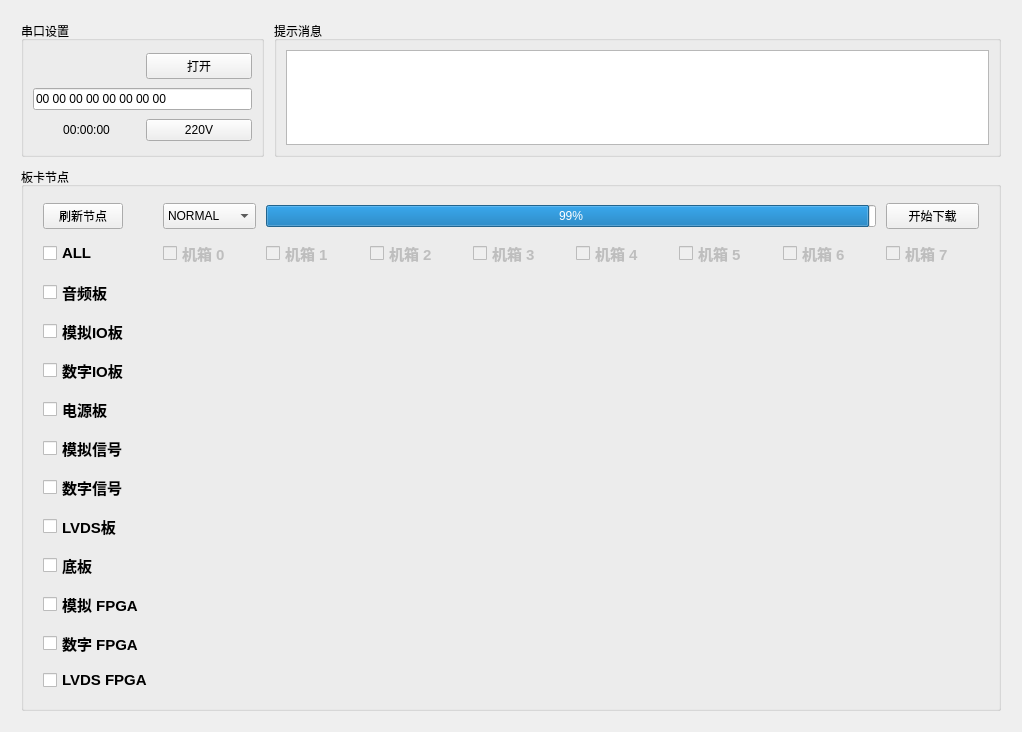
This is ProgramUpdate.ui in chenzhipeng-hqu/python as Qt 5 draws it before an edit. The edited form follows.
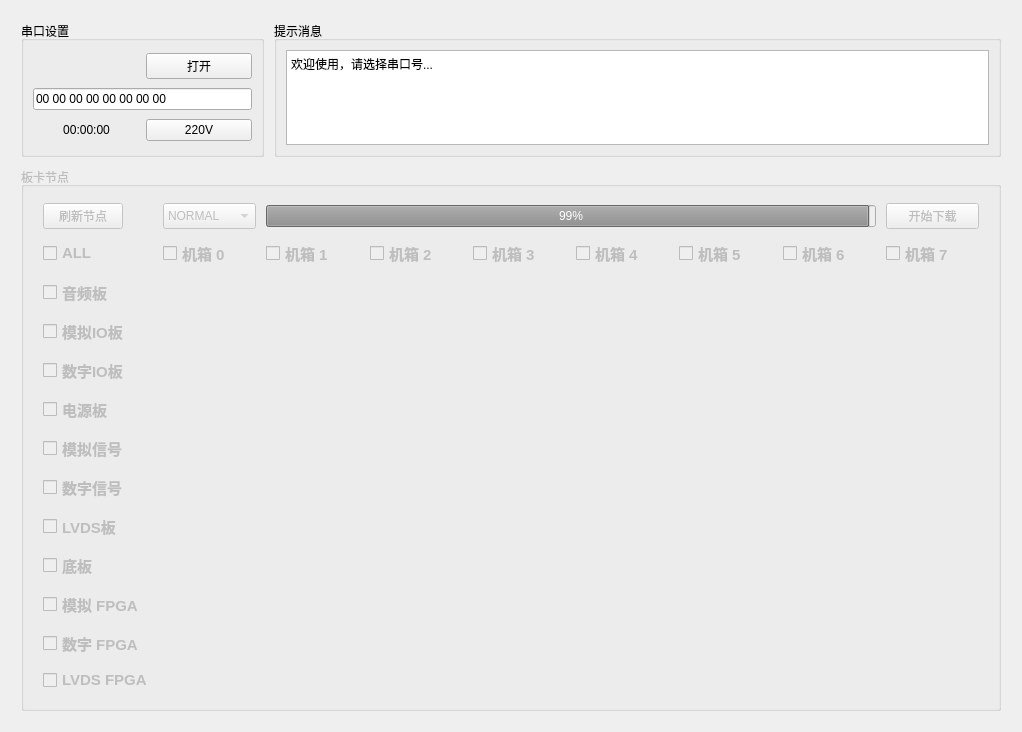
This is the edited form.

Diff of the .ui file:
```diff
--- a/ProgramUpdate.ui
+++ b/ProgramUpdate.ui
@@ -5,6 +5,9 @@
   <property name="windowModality">
    <enum>Qt::WindowModal</enum>
   </property>
+  <property name="enabled">
+   <bool>true</bool>
+  </property>
   <property name="geometry">
    <rect>
     <x>0</x>
@@ -257,6 +260,13 @@
             <property name="readOnly">
              <bool>true</bool>
             </property>
+            <property name="html">
+             <string>&lt;!DOCTYPE HTML PUBLIC &quot;-//W3C//DTD HTML 4.0//EN&quot; &quot;http://www.w3.org/TR/REC-html40/strict.dtd&quot;&gt;
+&lt;html&gt;&lt;head&gt;&lt;meta name=&quot;qrichtext&quot; content=&quot;1&quot; /&gt;&lt;style type=&quot;text/css&quot;&gt;
+p, li { white-space: pre-wrap; }
+&lt;/style&gt;&lt;/head&gt;&lt;body style=&quot; font-family:'Arial'; font-size:11pt; font-weight:400; font-style:normal;&quot;&gt;
+&lt;p style=&quot; margin-top:0px; margin-bottom:0px; margin-left:0px; margin-right:0px; -qt-block-indent:0; text-indent:0px;&quot;&gt;&lt;span style=&quot; font-size:9pt;&quot;&gt;欢迎使用，请选择串口号...&lt;/span&gt;&lt;/p&gt;&lt;/body&gt;&lt;/html&gt;</string>
+            </property>
            </widget>
           </item>
          </layout>
@@ -266,6 +276,9 @@
      </item>
      <item row="1" column="0">
       <widget class="QGroupBox" name="groupBox_3">
+       <property name="enabled">
+        <bool>false</bool>
+       </property>
        <property name="title">
         <string>板卡节点</string>
        </property>
@@ -293,7 +306,7 @@
           <item row="10" column="0">
            <widget class="QCheckBox" name="PcieBase_checkBox_2">
             <property name="enabled">
-             <bool>true</bool>
+             <bool>false</bool>
             </property>
             <property name="font">
              <font>
@@ -361,7 +374,7 @@
           <item row="5" column="0">
            <widget class="QCheckBox" name="PScontrol_checkBox">
             <property name="enabled">
-             <bool>true</bool>
+             <bool>false</bool>
             </property>
             <property name="font">
              <font>
@@ -393,7 +406,7 @@
           <item row="2" column="0">
            <widget class="QCheckBox" name="Audio_checkBox">
             <property name="enabled">
-             <bool>true</bool>
+             <bool>false</bool>
             </property>
             <property name="font">
              <font>
@@ -432,7 +445,7 @@
           <item row="7" column="0">
            <widget class="QCheckBox" name="DigitalVideo_checkBox">
             <property name="enabled">
-             <bool>true</bool>
+             <bool>false</bool>
             </property>
             <property name="font">
              <font>
@@ -464,7 +477,7 @@
           <item row="9" column="0">
            <widget class="QCheckBox" name="PcieBase_checkBox">
             <property name="enabled">
-             <bool>true</bool>
+             <bool>false</bool>
             </property>
             <property name="font">
              <font>
@@ -496,7 +509,7 @@
           <item row="3" column="0">
            <widget class="QCheckBox" name="AnalogIO_checkBox">
             <property name="enabled">
-             <bool>true</bool>
+             <bool>false</bool>
             </property>
             <property name="font">
              <font>
@@ -528,7 +541,7 @@
           <item row="6" column="0">
            <widget class="QCheckBox" name="AnalogVideo_checkBox">
             <property name="enabled">
-             <bool>true</bool>
+             <bool>false</bool>
             </property>
             <property name="font">
              <font>
@@ -560,7 +573,7 @@
           <item row="11" column="0">
            <widget class="QCheckBox" name="PcieBase_checkBox_3">
             <property name="enabled">
-             <bool>true</bool>
+             <bool>false</bool>
             </property>
             <property name="font">
              <font>
@@ -662,7 +675,7 @@
           <item row="8" column="0">
            <widget class="QCheckBox" name="LVDS_checkBox">
             <property name="enabled">
-             <bool>true</bool>
+             <bool>false</bool>
             </property>
             <property name="font">
              <font>
@@ -694,7 +707,7 @@
           <item row="1" column="0">
            <widget class="QCheckBox" name="allNodeID_checkBox">
             <property name="enabled">
-             <bool>true</bool>
+             <bool>false</bool>
             </property>
             <property name="font">
              <font>
@@ -882,7 +895,7 @@
           <item row="12" column="0">
            <widget class="QCheckBox" name="PcieBase_checkBox_4">
             <property name="enabled">
-             <bool>true</bool>
+             <bool>false</bool>
             </property>
             <property name="font">
              <font>
@@ -949,7 +962,7 @@
           <item row="0" column="8">
            <widget class="QPushButton" name="download_button">
             <property name="enabled">
-             <bool>true</bool>
+             <bool>false</bool>
             </property>
             <property name="text">
              <string>开始下载</string>
@@ -959,7 +972,7 @@
           <item row="4" column="0">
            <widget class="QCheckBox" name="DigitalIO_checkBox">
             <property name="enabled">
-             <bool>true</bool>
+             <bool>false</bool>
             </property>
             <property name="font">
              <font>
@@ -990,6 +1003,9 @@
           </item>
           <item row="0" column="1">
            <widget class="QComboBox" name="Lvds_comboBox">
+            <property name="enabled">
+             <bool>false</bool>
+            </property>
             <property name="sizePolicy">
              <sizepolicy hsizetype="Ignored" vsizetype="Minimum">
               <horstretch>0</horstretch>
```
Left out of the diff: 3 changed lines with no effect on the pictures.
